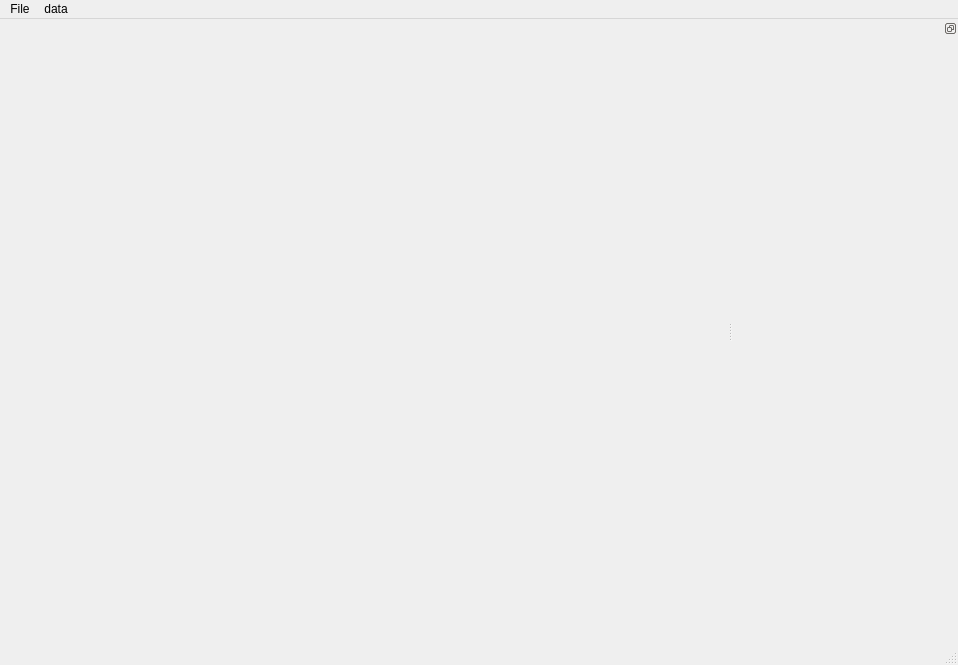
manerotoni/afw, file af/gui/main.ui: the form before one commit.
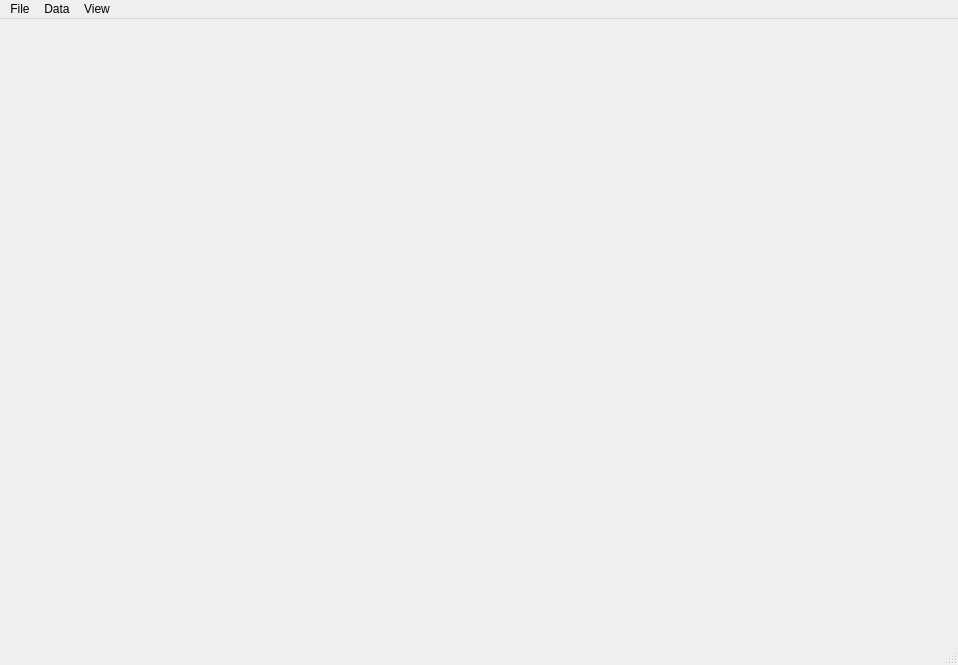
The form after the commit.

The edit to the form file:
```diff
--- a/af/gui/main.ui
+++ b/af/gui/main.ui
@@ -38,7 +38,7 @@
      <x>0</x>
      <y>0</y>
      <width>958</width>
-     <height>21</height>
+     <height>22</height>
     </rect>
    </property>
    <widget class="QMenu" name="menuFile">
@@ -51,75 +51,20 @@
    </widget>
    <widget class="QMenu" name="menuData">
     <property name="title">
-     <string>data</string>
+     <string>Data</string>
     </property>
     <addaction name="actionProcessTrainingSet"/>
    </widget>
+   <widget class="QMenu" name="menuView">
+    <property name="title">
+     <string>View</string>
+    </property>
+   </widget>
    <addaction name="menuFile"/>
    <addaction name="menuData"/>
+   <addaction name="menuView"/>
   </widget>
   <widget class="QStatusBar" name="statusbar"/>
-  <widget class="QDockWidget" name="sorting">
-   <property name="sizePolicy">
-    <sizepolicy hsizetype="Preferred" vsizetype="Preferred">
-     <horstretch>1</horstretch>
-     <verstretch>1</verstretch>
-    </sizepolicy>
-   </property>
-   <property name="minimumSize">
-    <size>
-     <width>225</width>
-     <height>170</height>
-    </size>
-   </property>
-   <property name="maximumSize">
-    <size>
-     <width>524287</width>
-     <height>524287</height>
-    </size>
-   </property>
-   <property name="baseSize">
-    <size>
-     <width>100</width>
-     <height>0</height>
-    </size>
-   </property>
-   <property name="floating">
-    <bool>false</bool>
-   </property>
-   <property name="features">
-    <set>QDockWidget::DockWidgetFloatable|QDockWidget::DockWidgetMovable</set>
-   </property>
-   <property name="allowedAreas">
-    <set>Qt::AllDockWidgetAreas</set>
-   </property>
-   <attribute name="dockWidgetArea">
-    <number>2</number>
-   </attribute>
-   <widget class="QWidget" name="layout">
-    <layout class="QHBoxLayout" name="horizontalLayout">
-     <property name="margin">
-      <number>0</number>
-     </property>
-     <item>
-      <widget class="QToolBox" name="toolBox">
-       <property name="sizePolicy">
-        <sizepolicy hsizetype="Expanding" vsizetype="Expanding">
-         <horstretch>1</horstretch>
-         <verstretch>1</verstretch>
-        </sizepolicy>
-       </property>
-       <property name="minimumSize">
-        <size>
-         <width>150</width>
-         <height>0</height>
-        </size>
-       </property>
-      </widget>
-     </item>
-    </layout>
-   </widget>
-  </widget>
   <action name="actionQuit">
    <property name="text">
     <string>Quit</string>
```
Left out of the diff: 3 changed lines with no effect on the pictures.
